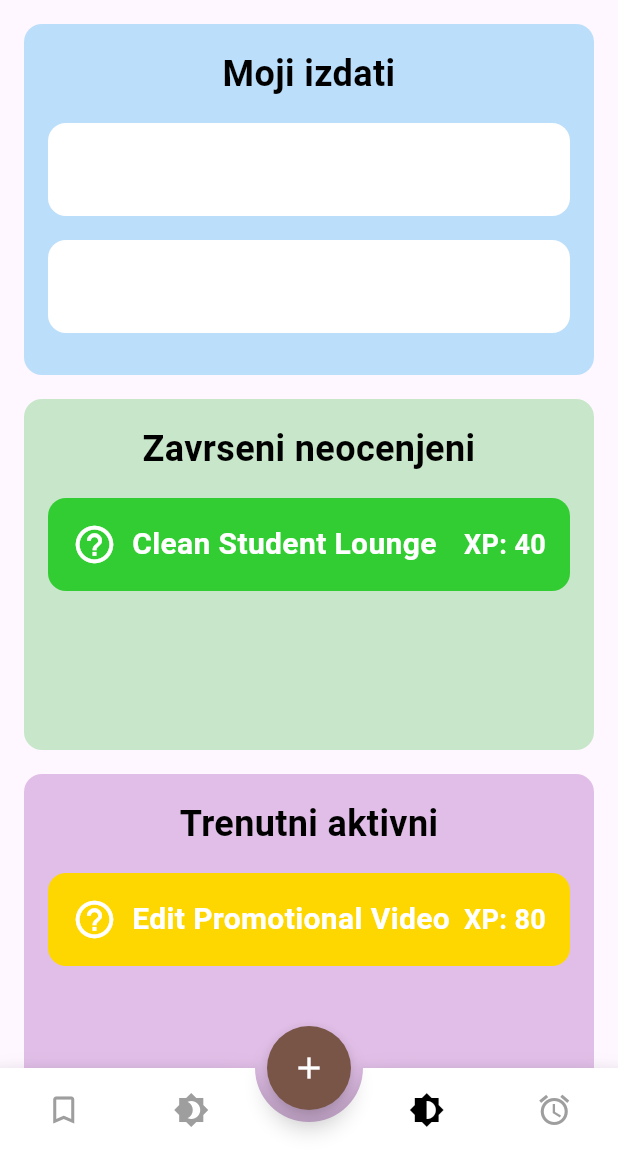
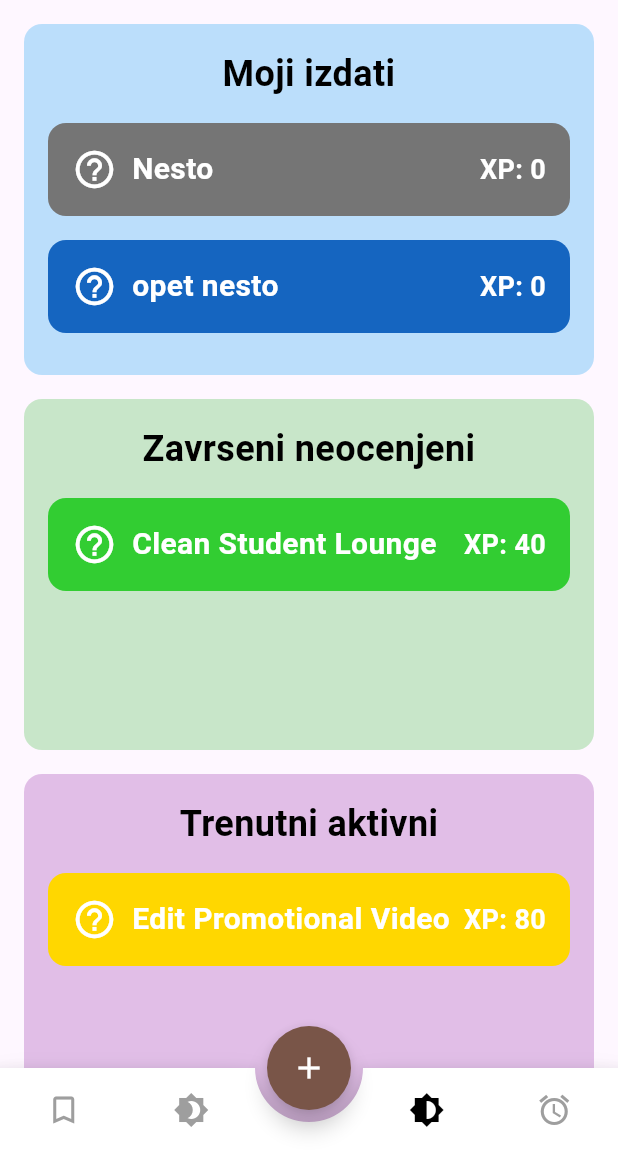
Before and after one commit to Gojicluka/fonhakaton2025, a Flutter app: the screen it shows after launch, item 3 of the bottom bar chosen, on a phone screen of 412 x 824 dp, the part 84-1236 px from its top. Run offline on Flutter 3.47's test engine with Material 3 defaults, Android fonts, the phone set to English and light mode, and no system bars; drawn by our look-alikes of animated_bottom_navigation_bar; our stand-ins replace auto_size_text, fl_chart, flutter_colorpicker, flutter_dotenv, flutter_riverpod, google_fonts and 2 more; missing offline and left inert: circular_reveal_animation; accounts and stored records are empty.

Commit message:
Finished MyTask

```diff
--- a/lib/widgets/MyTasks.dart
+++ b/lib/widgets/MyTasks.dart
@@ -90,10 +90,10 @@ final List<TaskWithUser> toApprove = [
     location: "",
     peopleNeeded: 0,
     isPublic: false,
-    title: "",
+    title: "Nesto",
     description: "",
     peopleApplied: 0,
-    color: "#FFFFFF",
+    color: "#757575", // Dark gray
     iconName: "user",
     userId: 101,
     photo: "user1.png",
@@ -110,10 +110,10 @@ final List<TaskWithUser> toApprove = [
     location: "",
     peopleNeeded: 0,
     isPublic: false,
-    title: "",
+    title: "opet nesto",
     description: "",
     peopleApplied: 0,
-    color: "#FFFFFF",
+    color: "#1565C0", // Dark blue
     iconName: "user",
     userId: 102,
     photo: "user2.png",
```
